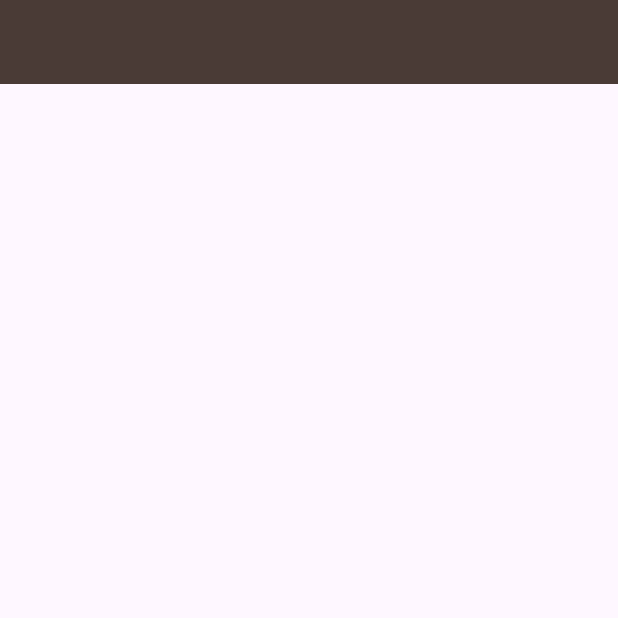
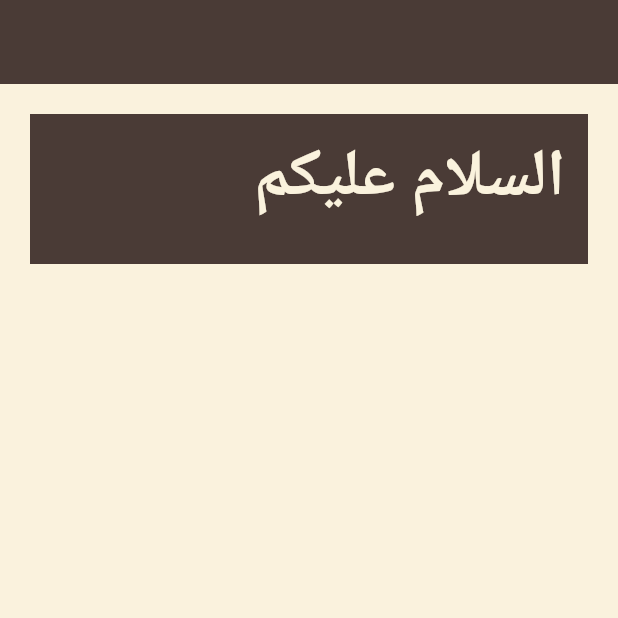
Before and after one commit to aboalhasan-albedairy/Hash-Plus-Course---Flutter-Basics, a Flutter app: the screen it shows after launch, on a phone screen of 412 x 824 dp, the top half of it. Run offline on Flutter 3.47's test engine with Material 3 defaults, Android fonts, the phone set to English and light mode, and no system bars.

Commit message:
Lesson 2: Container() Widget Part 1

```diff
--- a/lib/main.dart
+++ b/lib/main.dart
@@ -9,7 +9,7 @@ class MyApp extends StatelessWidget {
 
   @override
   Widget build(BuildContext context) {
-    return MaterialApp(debugShowCheckedModeBanner: false, home: HomePage(),);
+    return MaterialApp(debugShowCheckedModeBanner: false, home: HomePage());
   }
 }
 
@@ -20,16 +20,23 @@ class HomePage extends StatelessWidget {
   Widget build(BuildContext context) {
     return Scaffold(
       appBar: AppBar(backgroundColor: Color(0xff4a3b36)),
-      backgroundColor: Color.//Color(0xfffaf2dd),
-      body: Text(
-        "السلام عليكم",
-        style: TextStyle(
-          color: Color(0xff4a3b36),
-          fontSize: 44,
+      backgroundColor: Color(0xfffaf2dd),
+      body: Container(
+        color: Color(0xff4a3b36),
+        height: 100,
+        width: double.infinity,
+        margin: EdgeInsets.all(20),
+        padding: EdgeInsets.symmetric(vertical: 10, horizontal: 15),
+        child: Text(
+          "السلام عليكم",
+          style: TextStyle(
+            color: Color(0xfffaf2dd),
+            fontSize: 44,
 
-          fontWeight: FontWeight.bold,
+            fontWeight: FontWeight.bold,
+          ),
+          textDirection: TextDirection.rtl,
         ),
-        textDirection: TextDirection.rtl,
       ),
     );
   }
```
